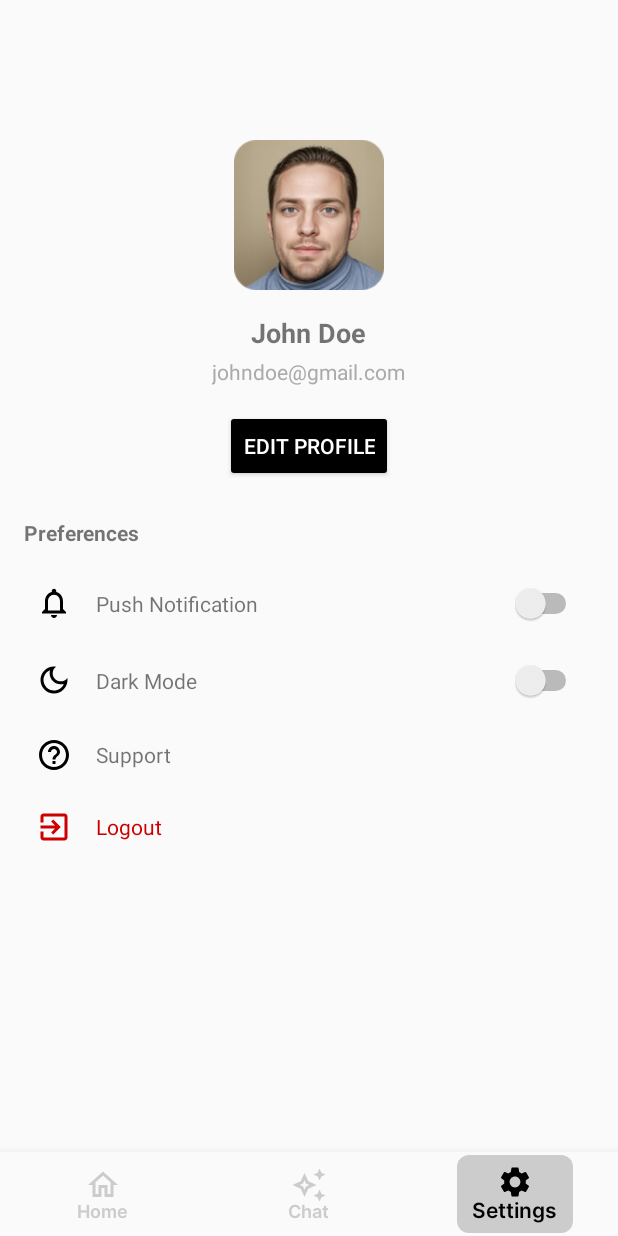
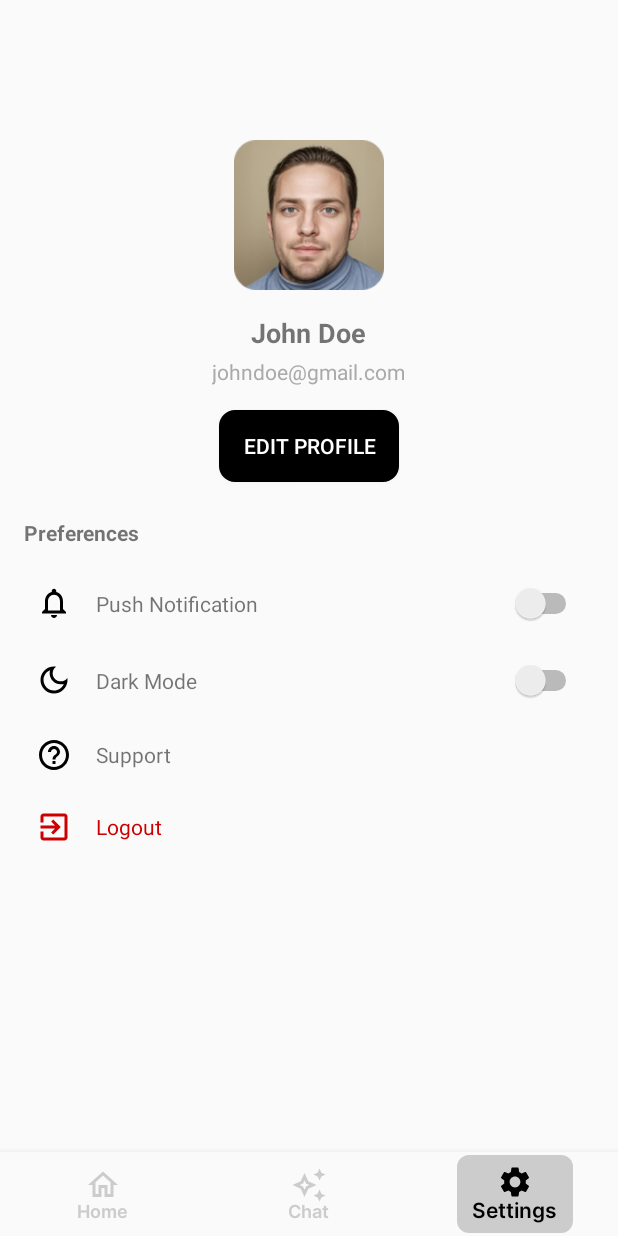
Before and after one commit to unChain-Capstone/unchain-frontend, an Android app: the SettingsFragment screen opened through its navigation route, on a phone screen of 412 x 824 dp. Run offline under Robolectric (Android 15) with nearby library versions, the phone set to English and light mode, and no system bars; our stand-ins replace navigation-ui.

Commit message:
asset: add costum button

```diff
--- a/app/src/main/res/layout/fragment_settings.xml
+++ b/app/src/main/res/layout/fragment_settings.xml
@@ -45,9 +45,10 @@
         <!-- Edit Profile Button -->
         <Button
             android:id="@+id/btn_edit_profile"
-            android:layout_width="wrap_content"
+            android:layout_width="120dp"
             android:layout_height="wrap_content"
             android:text="@string/edit_title"
+            android:background="@drawable/button"
             android:backgroundTint="@color/black"
             android:textColor="@android:color/white"
             android:layout_marginBottom="24dp" />
```
